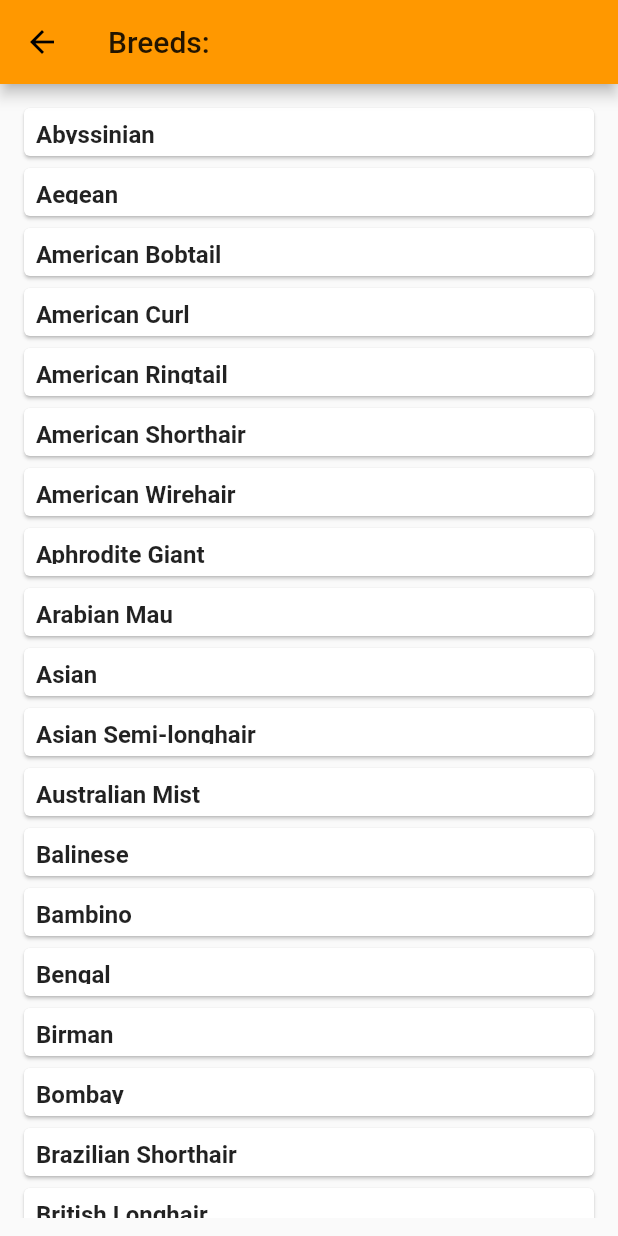
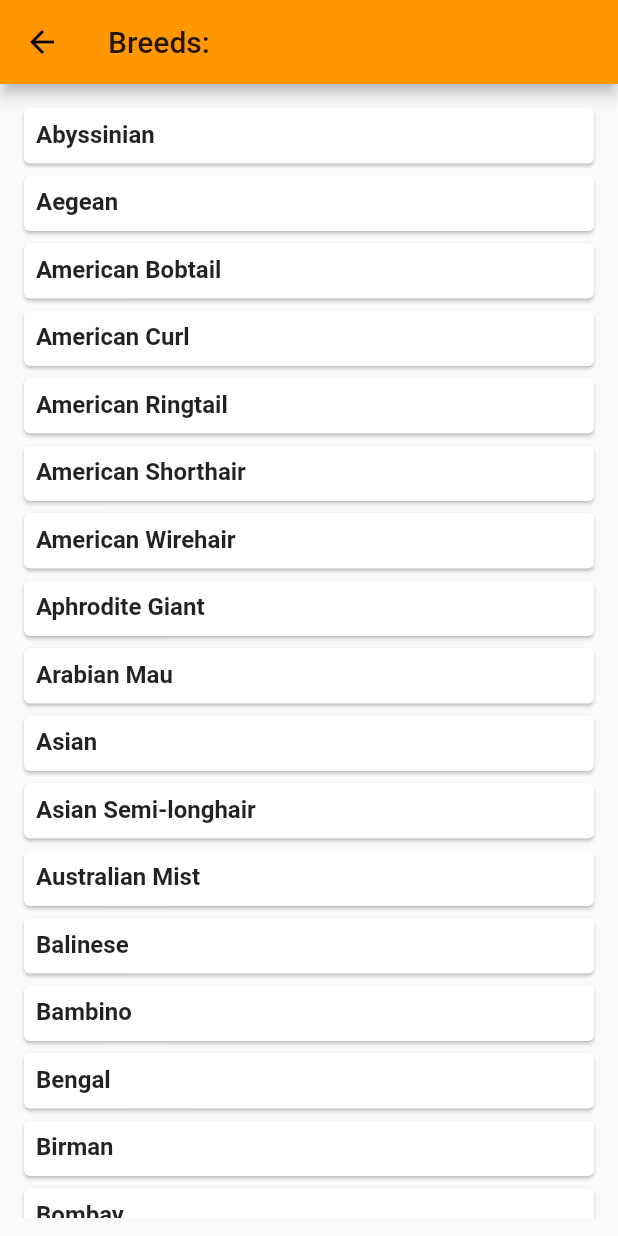
Before and after one commit to Swetlana-Sch/brinder, a Flutter app: the AddCatScreen screen opened by its route, after a tap on "Select Breed", on a phone screen of 412 x 824 dp. Run offline on Flutter 3.47's test engine with Material 2 defaults, Android fonts, the phone set to English and light mode, and no system bars; our stand-ins replace firebase_auth, firebase_core, font_awesome_flutter, google_sign_in, image_picker, toggle_switch; missing offline and left inert: flutter_login_facebook; accounts and stored records are empty.

```diff
--- a/lib/main.dart
+++ b/lib/main.dart
@@ -17,11 +17,13 @@ import 'package:matching_cats/screens/settings_screen.dart';
 import 'package:matching_cats/screens/user_profile_screen.dart';
 import 'package:matching_cats/theme.dart';
 import 'package:provider/provider.dart';
-
 import 'screens/sign_in_page.dart';
+import 'package:flutter/services.dart';
 
 void main() async {
   WidgetsFlutterBinding.ensureInitialized();
+  SystemChrome.setPreferredOrientations(
+      [DeviceOrientation.portraitUp, DeviceOrientation.portraitDown]);
   await Firebase.initializeApp();
   runApp(CatsMatchApp());
 }
--- a/lib/providers/user_data_provider.dart
+++ b/lib/providers/user_data_provider.dart
@@ -160,7 +160,7 @@ class UserDataProvider with ChangeNotifier {
       required double newPrice,
       required String newCity,
       required double newAge,
-      required CatGender newGender,
+        required CatGender newGender,
       required String newCatDescription}) {
     final newCatModel = CatModel(
       catName: newName,
--- a/lib/screens/add_cat_screen.dart
+++ b/lib/screens/add_cat_screen.dart
@@ -105,6 +105,7 @@ class _AddCatScreenState extends State<AddCatScreen> {
                     Text('Name:'),
                     Expanded(
                       child: TextFormField(
+                        textCapitalization: TextCapitalization.sentences,
                         onChanged: (String? newCatName) {
                           setState(() {
                             catName = newCatName;
@@ -125,6 +126,7 @@ class _AddCatScreenState extends State<AddCatScreen> {
                     Text('City:'),
                     Expanded(
                       child: TextFormField(
+                        textCapitalization: TextCapitalization.sentences,
                         onChanged: (String? newCatCity) {
                           setState(() {
                             catCity = newCatCity;
@@ -145,6 +147,7 @@ class _AddCatScreenState extends State<AddCatScreen> {
                     Text('Description:'),
                     Expanded(
                       child: TextFormField(
+                        textCapitalization: TextCapitalization.sentences,
                         onChanged: (String? newCatDescription) {
                           setState(() {
                             catDescription = newCatDescription;
--- a/lib/screens/breed_screen.dart
+++ b/lib/screens/breed_screen.dart
@@ -25,7 +25,7 @@ class BreedsScreen extends StatelessWidget {
               },
               child: Container(
                 width: 100,
-                height: 40,
+                height: 45,
                 child: Card(
                   child: Padding(
                     padding: const EdgeInsets.all(8.0),
--- a/lib/screens/user_profile_screen.dart
+++ b/lib/screens/user_profile_screen.dart
@@ -62,7 +62,6 @@ class _UserProfileScreenState extends State<UserProfileScreen> {
                     phoneController: phoneController,
                   ),
             MyCatsPanel(),
-
           ],
         ),
       ),
```
Also changed, not shown: lib/common_widgets/my_cats_panel.dart (+43 -5 lines).
